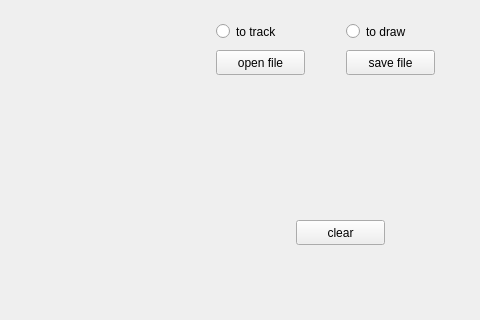
Before: the Qt Designer form mainwindow.ui in ArtfulVampire/FigureTrace, drawn with Qt 5; both pictures show x 494 to 974 and y 0 to 320 of the 974 by 743 pixel window.
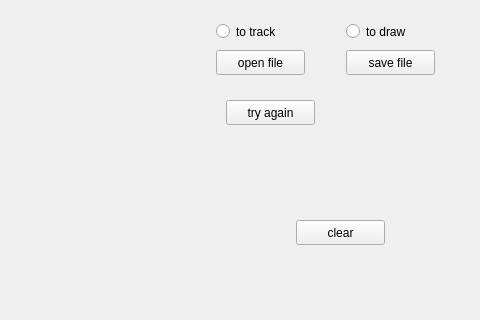
After: the same form once the commit is applied.

Patch:
```diff
--- a/mainwindow.ui
+++ b/mainwindow.ui
@@ -92,6 +92,19 @@
      <string>clear</string>
     </property>
    </widget>
+   <widget class="QPushButton" name="tryAgainPushButton">
+    <property name="geometry">
+     <rect>
+      <x>720</x>
+      <y>100</y>
+      <width>89</width>
+      <height>25</height>
+     </rect>
+    </property>
+    <property name="text">
+     <string>try again</string>
+    </property>
+   </widget>
   </widget>
  </widget>
  <layoutdefault spacing="6" margin="11"/>
```
